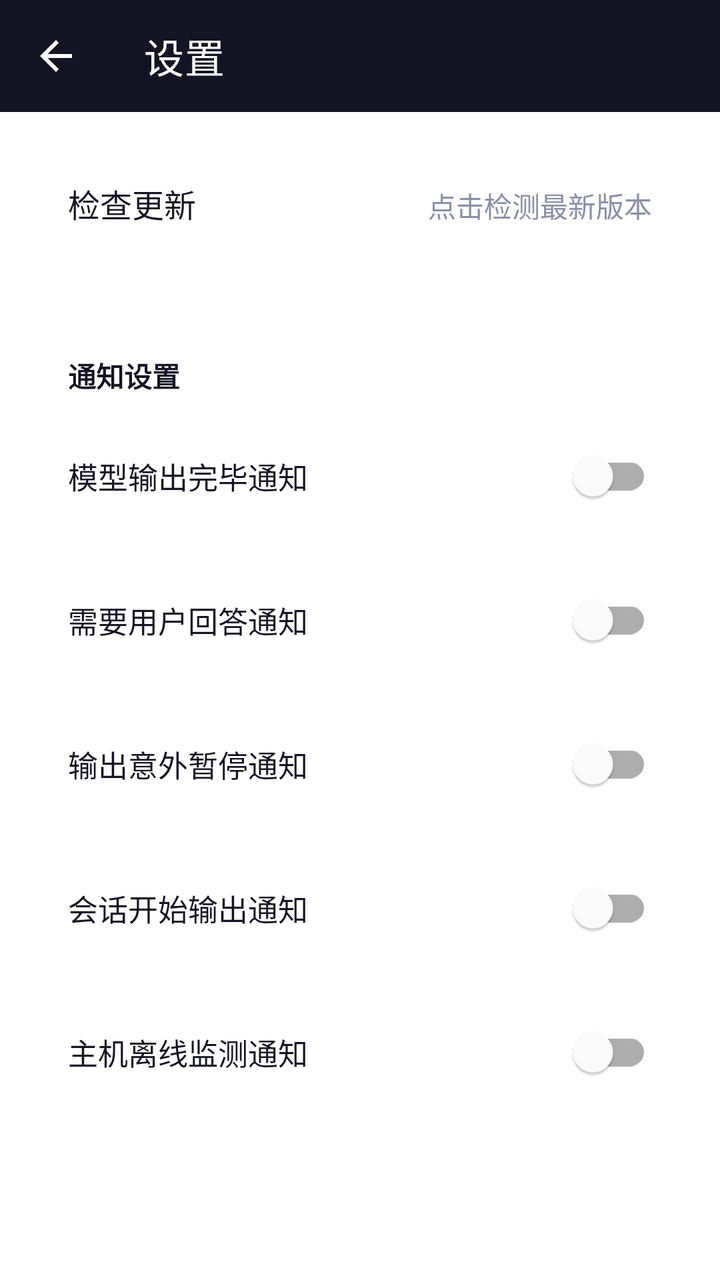
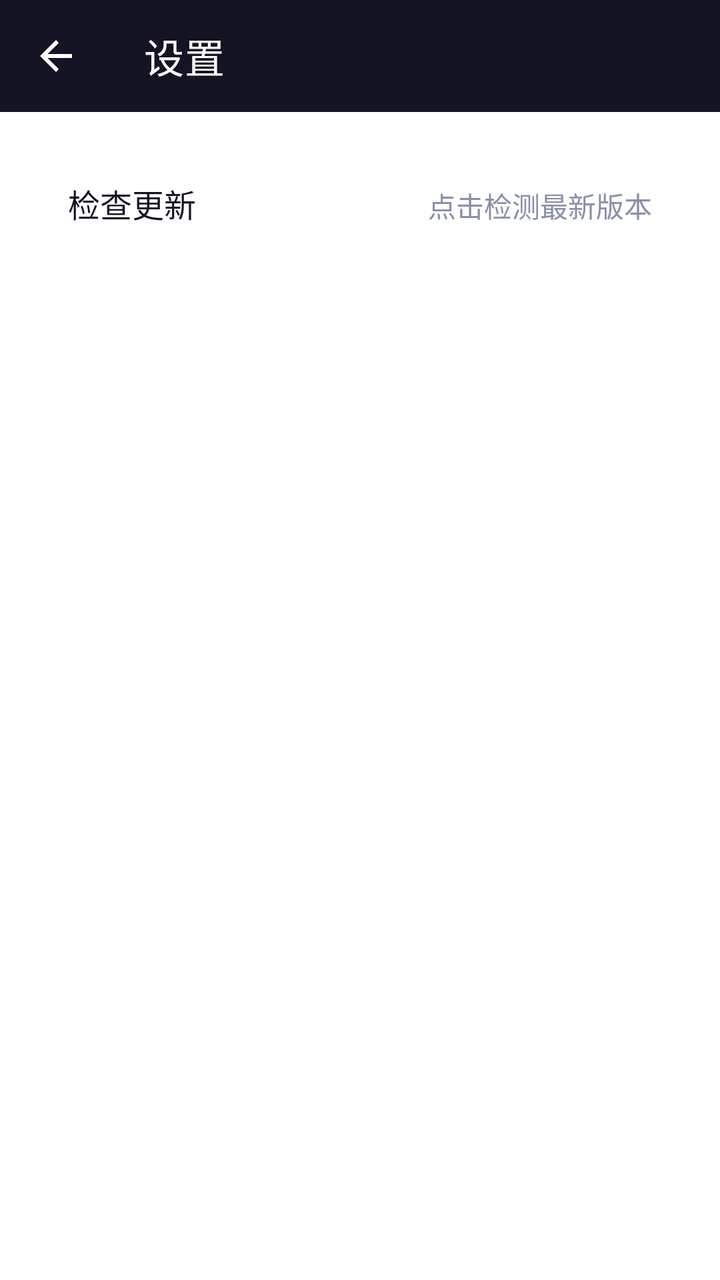

Screens rendered from an Android XML layout before and after an edit, with the pre-edit source and the edit as a unified diff.
<!-- AndroidManifest.xml: application theme Theme.DeepSeekRemote -->
<!-- res/layout/activity_settings.xml -->
<?xml version="1.0" encoding="utf-8"?>
<LinearLayout xmlns:android="http://schemas.android.com/apk/res/android"
    xmlns:app="http://schemas.android.com/apk/res-auto"
    android:layout_width="match_parent"
    android:layout_height="match_parent"
    android:orientation="vertical"
    android:padding="0dp">

    <com.google.android.material.appbar.AppBarLayout
        android:layout_width="match_parent"
        android:layout_height="wrap_content"
        android:background="@color/accent">

        <com.google.android.material.appbar.MaterialToolbar
            android:id="@+id/toolbar"
            android:layout_width="match_parent"
            android:layout_height="?attr/actionBarSize"
            android:background="@color/accent"
            app:title="@string/settings_title"
            app:titleTextColor="@color/surface"
            app:navigationIcon="@drawable/ic_back"
            app:navigationIconTint="@color/surface" />

    </com.google.android.material.appbar.AppBarLayout>

    
    <com.google.android.material.card.MaterialCardView
        android:layout_width="match_parent"
        android:layout_height="wrap_content"
        android:layout_margin="16dp"
        android:layout_marginBottom="0dp"
        app:cardCornerRadius="12dp"
        app:cardElevation="0dp"
        app:strokeWidth="0dp">

        <LinearLayout
            android:layout_width="match_parent"
            android:layout_height="wrap_content"
            android:orientation="vertical">

            <LinearLayout
                android:id="@+id/rowUpdate"
                android:layout_width="match_parent"
                android:layout_height="wrap_content"
                android:orientation="horizontal"
                android:padding="18dp"
                android:background="?attr/selectableItemBackground">

                <TextView
                    android:layout_width="0dp"
                    android:layout_height="wrap_content"
                    android:layout_weight="1"
                    android:text="@string/settings_check_update"
                    android:textColor="@color/text_primary"
                    android:textSize="16sp" />

                <TextView
                    android:id="@+id/updateStatus"
                    android:layout_width="wrap_content"
                    android:layout_height="wrap_content"
                    android:text="@string/settings_update_status_idle"
                    android:textColor="#8A8FA8"
                    android:textSize="14sp" />

            </LinearLayout>

        </LinearLayout>

    </com.google.android.material.card.MaterialCardView>

    
    <com.google.android.material.card.MaterialCardView
        android:layout_width="match_parent"
        android:layout_height="wrap_content"
        android:layout_margin="16dp"
        android:layout_marginTop="8dp"
        app:cardCornerRadius="12dp"
        app:cardElevation="0dp"
        app:strokeWidth="0dp">

        <LinearLayout
            android:layout_width="match_parent"
            android:layout_height="wrap_content"
            android:orientation="vertical">

            <TextView
                android:layout_width="wrap_content"
                android:layout_height="wrap_content"
                android:layout_marginStart="18dp"
                android:layout_marginTop="14dp"
                android:layout_marginEnd="18dp"
                android:layout_marginBottom="4dp"
                android:text="@string/settings_notification_title"
                android:textColor="@color/text_primary"
                android:textSize="14sp"
                android:textStyle="bold" />

            <LinearLayout
                android:layout_width="match_parent"
                android:layout_height="wrap_content"
                android:orientation="horizontal"
                android:paddingVertical="12dp" android:paddingHorizontal="18dp">

                <TextView
                    android:layout_width="0dp"
                    android:layout_height="wrap_content"
                    android:layout_weight="1"
                    android:layout_gravity="center_vertical"
                    android:text="@string/notify_turn_end"
                    android:textColor="@color/text_primary"
                    android:textSize="15sp" />

                <com.google.android.material.switchmaterial.SwitchMaterial
                    android:id="@+id/switchTurnEnd"
                    android:layout_width="wrap_content"
                    android:layout_height="wrap_content" />

            </LinearLayout>

            <LinearLayout
                android:layout_width="match_parent"
                android:layout_height="wrap_content"
                android:orientation="horizontal"
                android:paddingVertical="12dp" android:paddingHorizontal="18dp">

                <TextView
                    android:layout_width="0dp"
                    android:layout_height="wrap_content"
                    android:layout_weight="1"
                    android:layout_gravity="center_vertical"
                    android:text="@string/notify_approval"
                    android:textColor="@color/text_primary"
                    android:textSize="15sp" />

                <com.google.android.material.switchmaterial.SwitchMaterial
                    android:id="@+id/switchApproval"
                    android:layout_width="wrap_content"
                    android:layout_height="wrap_content" />

            </LinearLayout>

            <LinearLayout
                android:layout_width="match_parent"
                android:layout_height="wrap_content"
                android:orientation="horizontal"
                android:paddingVertical="12dp" android:paddingHorizontal="18dp">

                <TextView
                    android:layout_width="0dp"
                    android:layout_height="wrap_content"
                    android:layout_weight="1"
                    android:layout_gravity="center_vertical"
                    android:text="@string/notify_stall"
                    android:textColor="@color/text_primary"
                    android:textSize="15sp" />

                <com.google.android.material.switchmaterial.SwitchMaterial
                    android:id="@+id/switchStall"
                    android:layout_width="wrap_content"
                    android:layout_height="wrap_content" />

            </LinearLayout>

            <LinearLayout
                android:layout_width="match_parent"
                android:layout_height="wrap_content"
                android:orientation="horizontal"
                android:paddingVertical="12dp" android:paddingHorizontal="18dp">

                <TextView
                    android:layout_width="0dp"
                    android:layout_height="wrap_content"
                    android:layout_weight="1"
                    android:layout_gravity="center_vertical"
                    android:text="@string/notify_turn_start"
                    android:textColor="@color/text_primary"
                    android:textSize="15sp" />

                <com.google.android.material.switchmaterial.SwitchMaterial
                    android:id="@+id/switchTurnStart"
                    android:layout_width="wrap_content"
                    android:layout_height="wrap_content" />

            </LinearLayout>

            <LinearLayout
                android:layout_width="match_parent"
                android:layout_height="wrap_content"
                android:orientation="horizontal"
                android:paddingVertical="12dp" android:paddingHorizontal="18dp">

                <TextView
                    android:layout_width="0dp"
                    android:layout_height="wrap_content"
                    android:layout_weight="1"
                    android:layout_gravity="center_vertical"
                    android:text="@string/notify_offline"
                    android:textColor="@color/text_primary"
                    android:textSize="15sp" />

                <com.google.android.material.switchmaterial.SwitchMaterial
                    android:id="@+id/switchOffline"
                    android:layout_width="wrap_content"
                    android:layout_height="wrap_content" />

            </LinearLayout>

        </LinearLayout>

    </com.google.android.material.card.MaterialCardView>

    <TextView
        android:id="@+id/versionText"
        android:layout_width="match_parent"
        android:layout_height="wrap_content"
        android:layout_marginTop="16dp"
        android:gravity="center"
        android:textColor="#8A8FA8"
        android:textSize="13sp" />

</LinearLayout>
<!-- resources referenced by this layout -->
<resources>
  <color name="accent">#FF151424</color>
  <color name="surface">#FFFFFFFF</color>
  <color name="text_primary">#FF151424</color>
  <!-- drawable ic_back (drawable) -->
  <?xml version="1.0" encoding="utf-8"?>
  <vector xmlns:android="http://schemas.android.com/apk/res/android"
      android:width="24dp"
      android:height="24dp"
      android:viewportWidth="24"
      android:viewportHeight="24">
      <path
          android:fillColor="@color/surface"
          android:pathData="M20,11H7.83l5.59,-5.59L12,4l-8,8l8,8l1.41,-1.41L7.83,13H20v-2z" />
  </vector>
  <string name="notify_approval">需要用户回答通知</string>
  <string name="notify_offline">主机离线监测通知</string>
  <string name="notify_stall">输出意外暂停通知</string>
  <string name="notify_turn_end">模型输出完毕通知</string>
  <string name="notify_turn_start">会话开始输出通知</string>
  <string name="settings_check_update">检查更新</string>
  <string name="settings_notification_title">通知设置</string>
  <string name="settings_title">设置</string>
  <string name="settings_update_status_idle">点击检测最新版本</string>
  <style name="Theme.DeepSeekRemote" parent="Theme.MaterialComponents.Light.NoActionBar">
          <item name="colorPrimary">@color/primary</item>
          <item name="colorPrimaryDark">@color/primary_dark</item>
          <item name="colorAccent">@color/primary</item>
          
          <item name="android:statusBarColor">@color/accent</item>
          <item name="android:windowLightStatusBar">false</item>
      </style>
  <color name="primary">#FF4C8DFF</color>
  <color name="primary_dark">#FF2F6FED</color>
</resources>

<!-- the commit's change to res/layout/activity_settings.xml (unified diff, before → after) -->
@@ -68,147 +68,6 @@
 
     </com.google.android.material.card.MaterialCardView>
 
-    
-    <com.google.android.material.card.MaterialCardView
-        android:layout_width="match_parent"
-        android:layout_height="wrap_content"
-        android:layout_margin="16dp"
-        android:layout_marginTop="8dp"
-        app:cardCornerRadius="12dp"
-        app:cardElevation="0dp"
-        app:strokeWidth="0dp">
-
-        <LinearLayout
-            android:layout_width="match_parent"
-            android:layout_height="wrap_content"
-            android:orientation="vertical">
-
-            <TextView
-                android:layout_width="wrap_content"
-                android:layout_height="wrap_content"
-                android:layout_marginStart="18dp"
-                android:layout_marginTop="14dp"
-                android:layout_marginEnd="18dp"
-                android:layout_marginBottom="4dp"
-                android:text="@string/settings_notification_title"
-                android:textColor="@color/text_primary"
-                android:textSize="14sp"
-                android:textStyle="bold" />
-
-            <LinearLayout
-                android:layout_width="match_parent"
-                android:layout_height="wrap_content"
-                android:orientation="horizontal"
-                android:paddingVertical="12dp" android:paddingHorizontal="18dp">
-
-                <TextView
-                    android:layout_width="0dp"
-                    android:layout_height="wrap_content"
-                    android:layout_weight="1"
-                    android:layout_gravity="center_vertical"
-                    android:text="@string/notify_turn_end"
-                    android:textColor="@color/text_primary"
-                    android:textSize="15sp" />
-
-                <com.google.android.material.switchmaterial.SwitchMaterial
-                    android:id="@+id/switchTurnEnd"
-                    android:layout_width="wrap_content"
-                    android:layout_height="wrap_content" />
-
-            </LinearLayout>
-
-            <LinearLayout
-                android:layout_width="match_parent"
-                android:layout_height="wrap_content"
-                android:orientation="horizontal"
-                android:paddingVertical="12dp" android:paddingHorizontal="18dp">
-
-                <TextView
-                    android:layout_width="0dp"
-                    android:layout_height="wrap_content"
-                    android:layout_weight="1"
-                    android:layout_gravity="center_vertical"
-                    android:text="@string/notify_approval"
-                    android:textColor="@color/text_primary"
-                    android:textSize="15sp" />
-
-                <com.google.android.material.switchmaterial.SwitchMaterial
-                    android:id="@+id/switchApproval"
-                    android:layout_width="wrap_content"
-                    android:layout_height="wrap_content" />
-
-            </LinearLayout>
-
-            <LinearLayout
-                android:layout_width="match_parent"
-                android:layout_height="wrap_content"
-                android:orientation="horizontal"
-                android:paddingVertical="12dp" android:paddingHorizontal="18dp">
-
-                <TextView
-                    android:layout_width="0dp"
-                    android:layout_height="wrap_content"
-                    android:layout_weight="1"
-                    android:layout_gravity="center_vertical"
-                    android:text="@string/notify_stall"
-                    android:textColor="@color/text_primary"
-                    android:textSize="15sp" />
-
-                <com.google.android.material.switchmaterial.SwitchMaterial
-                    android:id="@+id/switchStall"
-                    android:layout_width="wrap_content"
-                    android:layout_height="wrap_content" />
-
-            </LinearLayout>
-
-            <LinearLayout
-                android:layout_width="match_parent"
-                android:layout_height="wrap_content"
-                android:orientation="horizontal"
-                android:paddingVertical="12dp" android:paddingHorizontal="18dp">
-
-                <TextView
-                    android:layout_width="0dp"
-                    android:layout_height="wrap_content"
-                    android:layout_weight="1"
-                    android:layout_gravity="center_vertical"
-                    android:text="@string/notify_turn_start"
-                    android:textColor="@color/text_primary"
-                    android:textSize="15sp" />
-
-                <com.google.android.material.switchmaterial.SwitchMaterial
-                    android:id="@+id/switchTurnStart"
-                    android:layout_width="wrap_content"
-                    android:layout_height="wrap_content" />
-
-            </LinearLayout>
-
-            <LinearLayout
-                android:layout_width="match_parent"
-                android:layout_height="wrap_content"
-                android:orientation="horizontal"
-                android:paddingVertical="12dp" android:paddingHorizontal="18dp">
-
-                <TextView
-                    android:layout_width="0dp"
-                    android:layout_height="wrap_content"
-                    android:layout_weight="1"
-                    android:layout_gravity="center_vertical"
-                    android:text="@string/notify_offline"
-                    android:textColor="@color/text_primary"
-                    android:textSize="15sp" />
-
-                <com.google.android.material.switchmaterial.SwitchMaterial
-                    android:id="@+id/switchOffline"
-                    android:layout_width="wrap_content"
-                    android:layout_height="wrap_content" />
-
-            </LinearLayout>
-
-        </LinearLayout>
-
-    </com.google.android.material.card.MaterialCardView>
-
     <TextView
         android:id="@+id/versionText"
         android:layout_width="match_parent"
<!-- resource entries referenced after the edit -->
@@ -14,13 +14,7 @@
           android:fillColor="@color/surface"
           android:pathData="M20,11H7.83l5.59,-5.59L12,4l-8,8l8,8l1.41,-1.41L7.83,13H20v-2z" />
   </vector>
-  <string name="notify_approval">需要用户回答通知</string>
-  <string name="notify_offline">主机离线监测通知</string>
-  <string name="notify_stall">输出意外暂停通知</string>
-  <string name="notify_turn_end">模型输出完毕通知</string>
-  <string name="notify_turn_start">会话开始输出通知</string>
   <string name="settings_check_update">检查更新</string>
-  <string name="settings_notification_title">通知设置</string>
   <string name="settings_title">设置</string>
   <string name="settings_update_status_idle">点击检测最新版本</string>
   <style name="Theme.DeepSeekRemote" parent="Theme.MaterialComponents.Light.NoActionBar">
